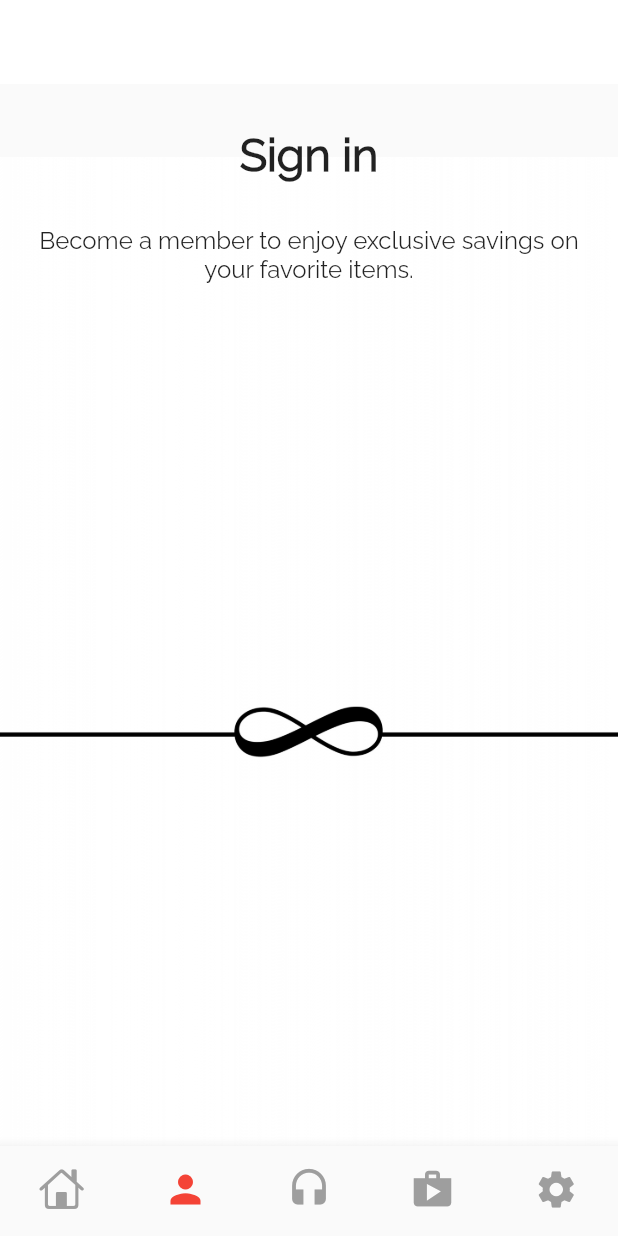
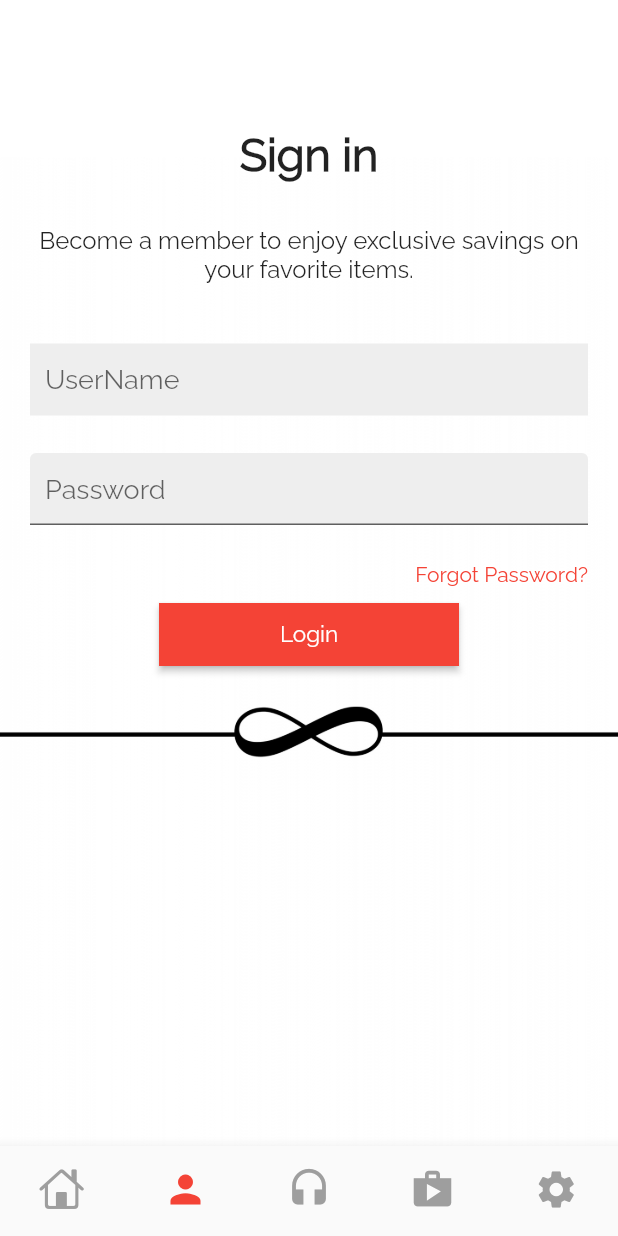
Before and after one commit to xamata/flutter_GraphQL_test, a Flutter app: the screen it shows after launch, item 2 of the bottom bar chosen, on a phone screen of 412 x 824 dp. Run offline on Flutter 3.47's test engine with Material 2 defaults, Android fonts, the phone set to English and light mode, and no system bars; our stand-ins replace graphql_flutter; network calls fail.

Commit message:
Finialized the FrontEnd of the sign in page.

```diff
--- a/lib/account_page.dart
+++ b/lib/account_page.dart
@@ -22,6 +22,7 @@ class _AccountPageState extends State<AccountPage> {
         children: [
           Container(
             decoration: const BoxDecoration(
+              color: Colors.white,
               image: DecorationImage(
                 image: AssetImage("images/background.jpeg"),
                 fit: BoxFit.cover,
@@ -35,8 +36,8 @@ class _AccountPageState extends State<AccountPage> {
           ),
           Column(
             // mainAxisAlignment: MainAxisAlignment.center,
-            children: const <Widget>[
-              Padding(
+            children: <Widget>[
+              const Padding(
                 padding: EdgeInsets.all(30.0),
                 child: Text(
                   "Sign in",
@@ -46,7 +47,7 @@ class _AccountPageState extends State<AccountPage> {
                       fontWeight: FontWeight.bold),
                 ),
               ),
-              Padding(
+              const Padding(
                 padding: EdgeInsets.only(left: 20, right: 20, bottom: 30),
                 child: Text(
                   "Become a member to enjoy exclusive savings on your favorite items.",
@@ -56,76 +57,76 @@ class _AccountPageState extends State<AccountPage> {
                   textAlign: TextAlign.center,
                 ),
               ),
-              // Stack(children: <Widget>[
-              //   SingleChildScrollView(
-              //     child: Container(
-              //       height: 300,
-              //       width: 300,
-              //       padding: const EdgeInsets.symmetric(
-              //           horizontal: 30, vertical: 25),
-              //       decoration: BoxDecoration(
-              //         color: Colors.blue,
-              //         borderRadius: BorderRadius.circular(20),
-              //         shape: BoxShape.rectangle,
-              //       ),
-              //       child: Column(
-              //         mainAxisAlignment: MainAxisAlignment.center,
-              //         children: [
-              //           TextField(
-              //             autocorrect: false,
-              //             autofocus: false,
-              //             style: const TextStyle(fontSize: 18),
-              //             decoration: InputDecoration(
-              //                 hintText: 'UserName',
-              //                 border: InputBorder.none,
-              //                 filled: true,
-              //                 fillColor: Colors.grey[200],
-              //                 contentPadding: const EdgeInsets.all(10.0),
-              //                 hoverColor: Colors.indigo),
-              //             cursorColor: Colors.purple,
-              //           ),
-              //           Padding(
-              //             padding: const EdgeInsets.symmetric(
-              //               vertical: 25,
-              //             ),
-              //             child: TextField(
-              //               autocorrect: false,
-              //               autofocus: false,
-              //               obscureText: false,
-              //               style: const TextStyle(fontSize: 18),
-              //               decoration: InputDecoration(
-              //                 hintText: "Password",
-              //                 filled: true,
-              //                 fillColor: Colors.grey[200],
-              //                 contentPadding: const EdgeInsets.all(10.0),
-              //               ),
-              //             ),
-              //           ),
-              //           Row(
-              //             mainAxisAlignment: MainAxisAlignment.end,
-              //             children: const [
-              //               Text(
-              //                 'Forgot Password?',
-              //                 style: TextStyle(color: Colors.red, fontSize: 14),
-              //               )
-              //             ],
-              //           ),
-              //           RawMaterialButton(
-              //             onPressed: () {},
-              //             constraints: const BoxConstraints(minWidth: 200),
-              //             splashColor: Colors.green,
-              //             fillColor: Colors.red,
-              //             padding: const EdgeInsets.symmetric(vertical: 12),
-              //             child: const Text(
-              //               "Login",
-              //               style: TextStyle(color: Colors.white, fontSize: 15),
-              //             ),
-              //           )
-              //         ],
-              //       ),
-              //     ),
-              //   )
-              // ])
+              Stack(
+                children: <Widget>[
+                  SingleChildScrollView(
+                    child: Container(
+                      height: 300,
+                      padding:
+                          EdgeInsets.symmetric(horizontal: 20, vertical: 10),
+                      child: Column(
+                        // mainAxisAlignment: MainAxisAlignment.center,
+                        children: [
+                          TextField(
+                            autocorrect: false,
+                            autofocus: false,
+                            style: TextStyle(fontSize: 18),
+                            decoration: InputDecoration(
+                              hintText: 'UserName',
+                              border: InputBorder.none,
+                              filled: true,
+                              fillColor: Colors.grey[200],
+                              contentPadding: EdgeInsets.all(10.0),
+                            ),
+                          ),
+                          Padding(
+                            padding: EdgeInsets.symmetric(
+                              vertical: 25,
+                            ),
+                            child: TextField(
+                              autocorrect: false,
+                              autofocus: false,
+                              obscureText: false,
+                              style: TextStyle(fontSize: 18),
+                              decoration: InputDecoration(
+                                hintText: "Password",
+                                filled: true,
+                                fillColor: Colors.grey[200],
+                                contentPadding: EdgeInsets.all(10.0),
+                              ),
+                            ),
+                          ),
+                          Row(
+                            mainAxisAlignment: MainAxisAlignment.end,
+                            children: [
+                              Padding(
+                                padding: EdgeInsets.only(bottom: 8.0),
+                                child: Text(
+                                  'Forgot Password?',
+                                  style: TextStyle(
+                                      color: Colors.red, fontSize: 14),
+                                ),
+                              )
+                            ],
+                          ),
+                          RawMaterialButton(
+                            onPressed: () {},
+                            constraints: BoxConstraints(minWidth: 200),
+                            splashColor: Colors.black12,
+                            fillColor: Colors.red,
+                            padding: EdgeInsets.symmetric(vertical: 12),
+                            child: Text(
+                              "Login",
+                              style:
+                                  TextStyle(color: Colors.white, fontSize: 15),
+                            ),
+                          ),
+                        ],
+                      ),
+                    ),
+                  ),
+                ],
+              )
             ],
           ),
         ],
--- a/lib/main.dart
+++ b/lib/main.dart
@@ -53,7 +53,7 @@ class MyApp extends StatelessWidget {
     return MaterialApp(
         title: "Flutter Demo",
         theme: ThemeData(
-          primarySwatch: Colors.green,
+          primarySwatch: Colors.red,
           fontFamily: "Raleway",
         ),
         home: const MyHomePage(title: "Flutter_GraphQL Home Page"));
```
Also changed, not shown: 1 other file.
